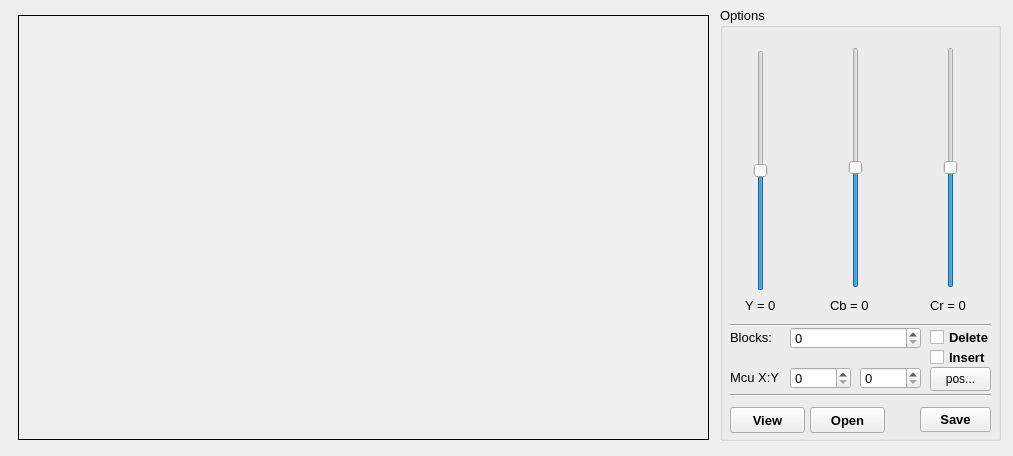
The window that GUI/Widget/Edit_Image.ui (VQD-BSV-Official/RecoveryJpeg) describes before a commit, drawn with Qt 5.
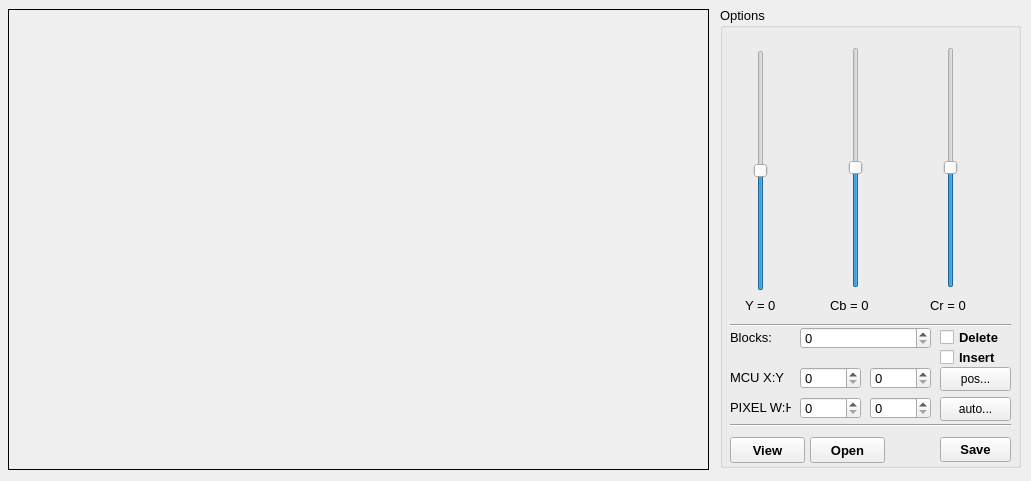
The same window after the commit. Icons and pictures are not drawn.

What changed in the file:
```diff
--- a/GUI/Widget/Edit_Image.ui
+++ b/GUI/Widget/Edit_Image.ui
@@ -6,8 +6,8 @@
    <rect>
     <x>0</x>
     <y>0</y>
-    <width>1013</width>
-    <height>456</height>
+    <width>1031</width>
+    <height>481</height>
    </rect>
   </property>
   <property name="windowTitle">
@@ -20,10 +20,10 @@
   <widget class="QLabel" name="label">
    <property name="geometry">
     <rect>
-     <x>18</x>
-     <y>15</y>
-     <width>691</width>
-     <height>425</height>
+     <x>8</x>
+     <y>9</y>
+     <width>701</width>
+     <height>461</height>
     </rect>
    </property>
    <property name="cursor">
@@ -44,8 +44,8 @@
     <rect>
      <x>720</x>
      <y>7</y>
-     <width>281</width>
-     <height>434</height>
+     <width>301</width>
+     <height>461</height>
     </rect>
    </property>
    <property name="font">
@@ -215,9 +215,9 @@
    <widget class="QCheckBox" name="b0x_ins3rt">
     <property name="geometry">
      <rect>
-      <x>210</x>
+      <x>220</x>
       <y>340</y>
-      <width>71</width>
+      <width>81</width>
       <height>20</height>
      </rect>
     </property>
@@ -247,7 +247,7 @@
    <widget class="QSpinBox" name="spinBox">
     <property name="geometry">
      <rect>
-      <x>70</x>
+      <x>80</x>
       <y>320</y>
       <width>131</width>
       <height>22</height>
@@ -260,9 +260,9 @@
    <widget class="QCheckBox" name="b0x_d3l3t3">
     <property name="geometry">
      <rect>
-      <x>210</x>
+      <x>220</x>
       <y>320</y>
-      <width>71</width>
+      <width>81</width>
       <height>20</height>
      </rect>
     </property>
@@ -281,7 +281,7 @@
      <rect>
       <x>10</x>
       <y>310</y>
-      <width>261</width>
+      <width>281</width>
       <height>16</height>
      </rect>
     </property>
@@ -292,7 +292,7 @@
    <widget class="QSpinBox" name="spinBox_2">
     <property name="geometry">
      <rect>
-      <x>70</x>
+      <x>80</x>
       <y>360</y>
       <width>61</width>
       <height>22</height>
@@ -312,13 +312,13 @@
      </rect>
     </property>
     <property name="text">
-     <string>Mcu X:Y</string>
+     <string>MCU X:Y</string>
     </property>
    </widget>
    <widget class="QSpinBox" name="spinBox_3">
     <property name="geometry">
      <rect>
-      <x>140</x>
+      <x>150</x>
       <y>360</y>
       <width>61</width>
       <height>22</height>
@@ -332,8 +332,8 @@
     <property name="geometry">
      <rect>
       <x>10</x>
-      <y>380</y>
-      <width>261</width>
+      <y>410</y>
+      <width>281</width>
       <height>16</height>
      </rect>
     </property>
@@ -344,8 +344,8 @@
    <widget class="QPushButton" name="b_Save">
     <property name="geometry">
      <rect>
-      <x>200</x>
-      <y>400</y>
+      <x>220</x>
+      <y>430</y>
       <width>71</width>
       <height>25</height>
      </rect>
@@ -364,7 +364,7 @@
     <property name="geometry">
      <rect>
       <x>90</x>
-      <y>400</y>
+      <y>430</y>
       <width>75</width>
       <height>26</height>
      </rect>
@@ -383,7 +383,7 @@
     <property name="geometry">
      <rect>
       <x>10</x>
-      <y>400</y>
+      <y>430</y>
       <width>75</width>
       <height>26</height>
      </rect>
@@ -401,9 +401,9 @@
    <widget class="QPushButton" name="pushButton">
     <property name="geometry">
      <rect>
-      <x>210</x>
+      <x>220</x>
       <y>360</y>
-      <width>61</width>
+      <width>71</width>
       <height>24</height>
      </rect>
     </property>
@@ -416,6 +416,63 @@
      <string>pos...</string>
     </property>
    </widget>
+   <widget class="QSpinBox" name="sbox_pixel_h">
+    <property name="geometry">
+     <rect>
+      <x>150</x>
+      <y>390</y>
+      <width>61</width>
+      <height>22</height>
+     </rect>
+    </property>
+    <property name="maximum">
+     <number>999</number>
+    </property>
+   </widget>
+   <widget class="QSpinBox" name="sbox_pixel_w">
+    <property name="geometry">
+     <rect>
+      <x>80</x>
+      <y>390</y>
+      <width>61</width>
+      <height>22</height>
+     </rect>
+    </property>
+    <property name="maximum">
+     <number>999</number>
+    </property>
+   </widget>
+   <widget class="QLabel" name="l_pixel">
+    <property name="geometry">
+     <rect>
+      <x>10</x>
+      <y>390</y>
+      <width>61</width>
+      <height>20</height>
+     </rect>
+    </property>
+    <property name="text">
+     <string>PIXEL W:H</string>
+    </property>
+   </widget>
+   <widget class="QPushButton" name="b_auto">
+    <property name="geometry">
+     <rect>
+      <x>220</x>
+      <y>390</y>
+      <width>71</width>
+      <height>24</height>
+     </rect>
+    </property>
+    <property name="font">
+     <font>
+      <pointsize>9</pointsize>
+     </font>
+    </property>
+    <property name="text">
+     <string>auto...</string>
+    </property>
+   </widget>
   </widget>
  </widget>
  <resources/>
```
Left out of the diff: 16 changed lines with no effect on the pictures.
